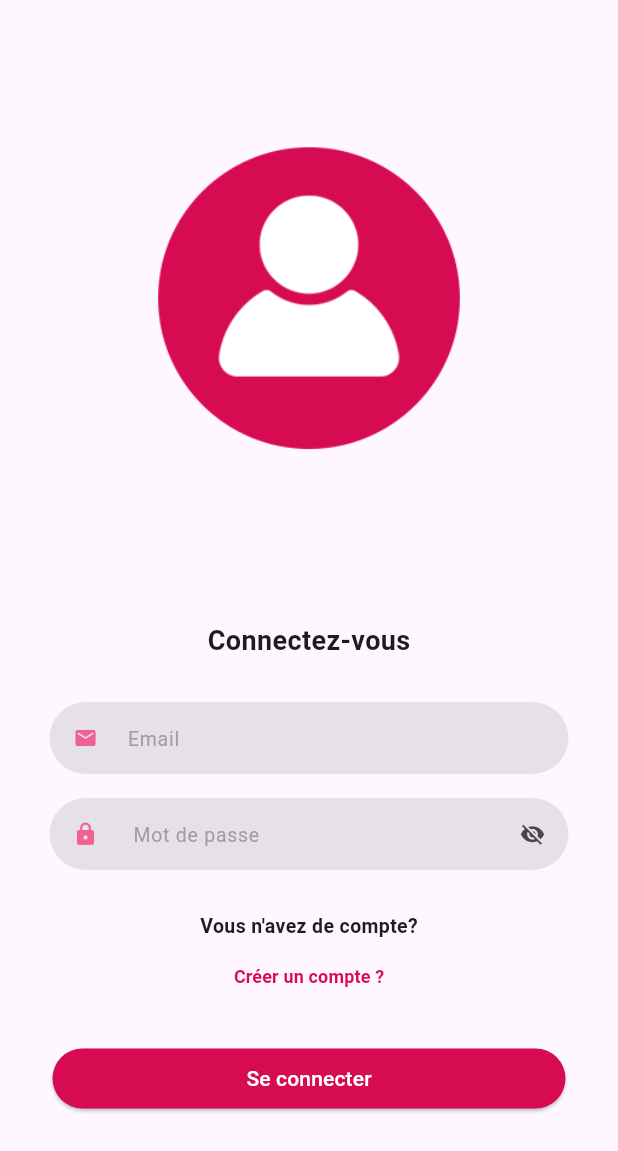
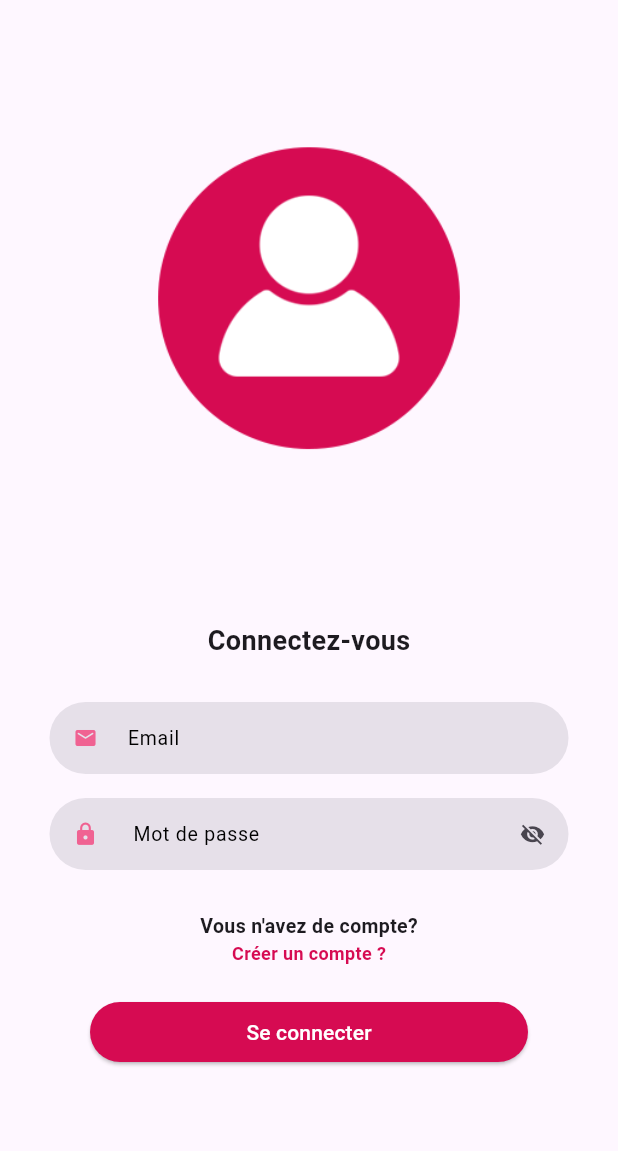
Before and after one commit to Pathel7/evenTask_app, a Flutter app: the ConnexionPage screen opened directly, on a phone screen of 412 x 824 dp. Shown: the top 1151 px of the screen. Run offline on Flutter 3.47's test engine with Material 3 defaults, Android fonts, the phone set to English and light mode, and no system bars; our stand-ins replace ionicons.

Commit message:
0n working junior

```diff
--- a/analysis_options.yaml
+++ b/analysis_options.yaml
@@ -7,7 +7,7 @@
 
 # The following line activates a set of recommended lints for Flutter apps,
 # packages, and plugins designed to encourage good coding practices.
-include: package:flutter_lints/flutter.yaml
+#include: package:flutter_lints/flutter.yaml
 
 linter:
   # The lint rules applied to this project can be customized in the
--- a/lib/pages/connexion/connexionPage.dart
+++ b/lib/pages/connexion/connexionPage.dart
@@ -7,9 +7,7 @@ class ConnexionPage extends StatelessWidget {
   @override
   Widget build(BuildContext context) {
     return Scaffold(
-      body: SingleChildScrollView(
-        physics: AlwaysScrollableScrollPhysics(),
-        child: Column(
+      body: Column(
         children: [
           _imageUtilisateur(),
           Padding(
@@ -38,7 +36,6 @@ class ConnexionPage extends StatelessWidget {
           ),
         ],
       ),
-      ),
     );
   }
 
@@ -66,9 +63,10 @@ class ConnexionPage extends StatelessWidget {
       padding: const EdgeInsets.only(bottom: 20.0),
       child: Container(
         width: double.infinity,
-        margin: EdgeInsets.symmetric(horizontal: 10.0),
+        margin: EdgeInsets.symmetric(horizontal: 35.0),
         child: ElevatedButton(
           style: ElevatedButton.styleFrom(
+              padding: EdgeInsets.symmetric(horizontal: 20),
               backgroundColor: Color(0xFFD60B52),
               foregroundColor: Colors.white),
           onPressed: () {},
@@ -85,17 +83,14 @@ class ConnexionPage extends StatelessWidget {
           "Vous n'avez de compte?",
           style: TextStyle(fontSize: 13.0, fontWeight: FontWeight.bold),
         ),
-        TextButton(
-            onPressed: (){},
-            child: Text(
+        Text(
           "Créer un compte ?",
           style: TextStyle(
             color: Color(0xFFD60B52),
             fontWeight: FontWeight.bold,
             fontSize: 12.0,
           ),
-            ),),
-
+        ),
       ],
     );
   }
@@ -110,8 +105,8 @@ class ConnexionPage extends StatelessWidget {
             floatingLabelAlignment: FloatingLabelAlignment.center,
             floatingLabelStyle: TextStyle(color: Color(0xFFD60B52)),
             filled: true,
-            hintStyle: TextStyle(
-              color: Colors.grey,
+            labelStyle: TextStyle(
+              color: Colors.black,
               fontSize: 13.0,
             ),
             focusedBorder: OutlineInputBorder(
@@ -123,8 +118,7 @@ class ConnexionPage extends StatelessWidget {
               borderRadius: BorderRadius.all(Radius.circular(30.0)),
               borderSide: BorderSide.none,
             ),
-            //labelText: "Email",
-            hintText: "Email",
+            labelText: "Email",
             prefixIcon: Icon(
               Icons.email_rounded,
               color: Colors.pink[300],
@@ -145,8 +139,8 @@ class ConnexionPage extends StatelessWidget {
               floatingLabelAlignment: FloatingLabelAlignment.center,
               floatingLabelStyle: TextStyle(color: Color(0xFFD60B52)),
               filled: true,
-              hintStyle: TextStyle(
-                color: Colors.grey,
+              labelStyle: TextStyle(
+                color: Colors.black,
                 fontSize: 13.0,
               ),
               focusedBorder: OutlineInputBorder(
@@ -159,8 +153,7 @@ class ConnexionPage extends StatelessWidget {
                 borderRadius: BorderRadius.all(Radius.circular(30.0)),
                 borderSide: BorderSide.none,
               ),
-              //labelText: " Mot de passe",
-              hintText: " Mot de passe",
+              labelText: " Mot de passe",
               prefixIcon: Icon(
                 Icons.lock,
                 color: Colors.pink[300],
--- a/lib/pages/intro/introPage.dart
+++ b/lib/pages/intro/introPage.dart
@@ -182,7 +182,7 @@ class IntroPage extends StatelessWidget {
         style: ElevatedButton.styleFrom(
             side: BorderSide(
               color: Color(0xFFD60B52),
-              //width: 1.0
+              width: 2.0
             ),
             padding: EdgeInsets.symmetric(horizontal: 20),
             foregroundColor: Color(0xFFD60B52)),
```
Also changed, not shown: lib/pages/acceuil/acceuilPage.dart (+11 -24 lines), lib/main.dart (line endings or trailing spaces). Lines whose indentation alone changed are shown as unchanged.
